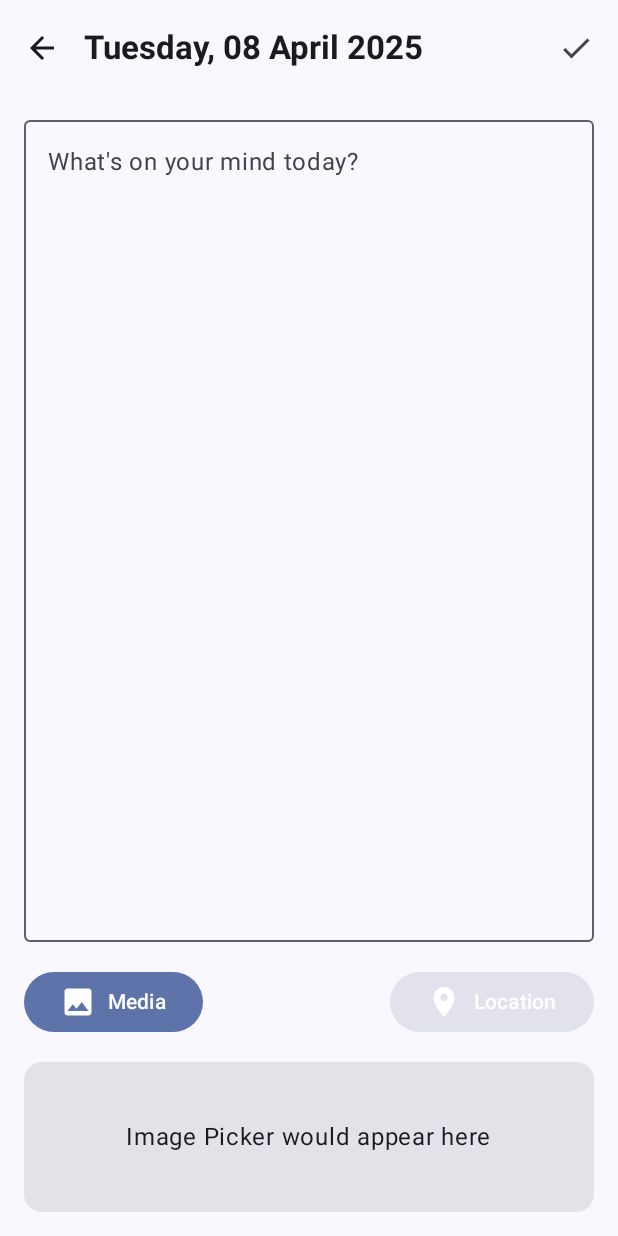
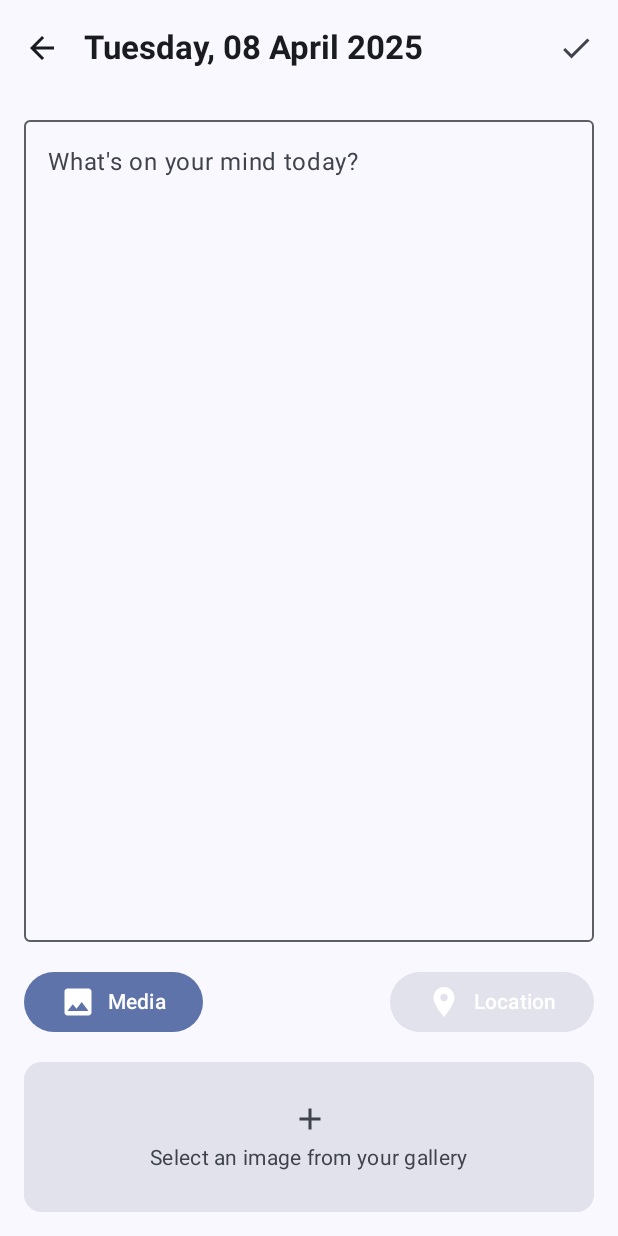
Before and after one commit to khalebandhyka/UAS_MAPK4, an Android app built with Jetpack Compose: the NewEntryScreen screen opened through its navigation route, after a tap on "Media", on a phone screen of 412 x 824 dp. Run offline under Robolectric (Android 15) with nearby library versions, the phone set to English and light mode, and no system bars.

Commit message:
UPDATE
update, build.gradle,EditScreen.kt,EntryDetailScreen.kt,ImagePicker.kt,JournalEntry.kt,JournalRepository.kt,MediaScreen.kt,NewEntryScreen.kt

```diff
--- a/app/build.gradle.kts
+++ b/app/build.gradle.kts
@@ -60,6 +60,9 @@ dependencies {
     implementation(platform(libs.compose.bom))
     implementation(libs.bundles.compose)
 
+    // Coil for image loading
+    implementation("io.coil-kt:coil-compose:2.4.0")
+
     // Testing
     testImplementation(libs.junit)
     androidTestImplementation(libs.androidx.test.ext)
--- /dev/null
+++ b/app/src/main/java/com/example/ujournal/ui/components/ImagePicker.kt
@@ -0,0 +1,97 @@
+package com.example.ujournal.ui.components
+
+import android.net.Uri
+import androidx.activity.compose.rememberLauncherForActivityResult
+import androidx.activity.result.contract.ActivityResultContracts
+import androidx.compose.foundation.Image
+import androidx.compose.foundation.background
+import androidx.compose.foundation.clickable
+import androidx.compose.foundation.layout.*
+import androidx.compose.foundation.shape.RoundedCornerShape
+import androidx.compose.material.icons.Icons
+import androidx.compose.material.icons.filled.Add
+import androidx.compose.material3.*
+import androidx.compose.runtime.*
+import androidx.compose.ui.Alignment
+import androidx.compose.ui.Modifier
+import androidx.compose.ui.draw.clip
+import androidx.compose.ui.layout.ContentScale
+import androidx.compose.ui.platform.LocalContext
+import androidx.compose.ui.unit.dp
+import coil.compose.rememberAsyncImagePainter
+import coil.request.ImageRequest
+
+@Composable
+fun ImagePicker(
+    imageUri: Uri?,
+    onImageSelected: (Uri) -> Unit
+) {
+    val context = LocalContext.current
+    val launcher = rememberLauncherForActivityResult(
+        contract = ActivityResultContracts.GetContent()
+    ) { uri: Uri? ->
+        uri?.let { onImageSelected(it) }
+    }
+
+    Card(
+        modifier = Modifier.fillMaxWidth()
+    ) {
+        if (imageUri != null) {
+            Box(
+                modifier = Modifier
+                    .fillMaxWidth()
+                    .height(200.dp)
+            ) {
+                Image(
+                    painter = rememberAsyncImagePainter(
+                        ImageRequest.Builder(context)
+                            .data(data = imageUri)
+                            .build()
+                    ),
+                    contentDescription = "Selected Image",
+                    modifier = Modifier.fillMaxSize(),
+                    contentScale = ContentScale.Crop
+                )
+
+                Button(
+                    onClick = { launcher.launch("image/*") },
+                    modifier = Modifier
+                        .align(Alignment.BottomEnd)
+                        .padding(8.dp),
+                    colors = ButtonDefaults.buttonColors(
+                        containerColor = MaterialTheme.colorScheme.primaryContainer
+                    )
+                ) {
+                    Text("Change")
+                }
+            }
+        } else {
+            Box(
+                modifier = Modifier
+                    .fillMaxWidth()
+                    .height(100.dp)
+                    .clip(RoundedCornerShape(4.dp))
+                    .background(MaterialTheme.colorScheme.surfaceVariant)
+                    .clickable { launcher.launch("image/*") },
+                contentAlignment = Alignment.Center
+            ) {
+                Column(
+                    horizontalAlignment = Alignment.CenterHorizontally,
+                    verticalArrangement = Arrangement.Center
+                ) {
+                    Icon(
+                        imageVector = Icons.Default.Add,
+                        contentDescription = "Add Image",
+                        tint = MaterialTheme.colorScheme.onSurfaceVariant
+                    )
+                    Spacer(modifier = Modifier.height(4.dp))
+                    Text(
+                        text = "Select an image from your gallery",
+                        style = MaterialTheme.typography.bodyMedium,
+                        color = MaterialTheme.colorScheme.onSurfaceVariant
+                    )
+                }
+            }
+        }
+    }
+}
--- a/app/src/main/java/com/example/ujournal/ui/screens/NewEntryScreen.kt
+++ b/app/src/main/java/com/example/ujournal/ui/screens/NewEntryScreen.kt
@@ -1,5 +1,6 @@
 package com.example.ujournal.ui.screens
 
+import android.net.Uri
 import androidx.compose.foundation.layout.*
 import androidx.compose.material.icons.Icons
 import androidx.compose.material.icons.filled.ArrowBack
@@ -13,6 +14,7 @@ import androidx.compose.ui.Modifier
 import androidx.compose.ui.unit.dp
 import androidx.navigation.NavController
 import com.example.ujournal.data.repository.JournalRepository
+import com.example.ujournal.ui.components.ImagePicker
 import java.text.SimpleDateFormat
 import java.util.*
 import androidx.compose.foundation.layout.statusBars
@@ -23,6 +25,7 @@ fun NewEntryScreen(navController: NavController) {
     var entryContent by remember { mutableStateOf("") }
     var showImagePicker by remember { mutableStateOf(false) }
     var showLocationPicker by remember { mutableStateOf(false) }
+    var selectedImageUri by remember { mutableStateOf<Uri?>(null) }
     val statusBarHeight = WindowInsets.statusBars.asPaddingValues().calculateTopPadding()
 
     val currentDate = remember { Calendar.getInstance().time }
@@ -46,9 +49,10 @@ fun NewEntryScreen(navController: NavController) {
                                 val newEntryId = JournalRepository.addEntry(
                                     content = entryContent,
                                     date = currentDate,
-                                    hasImage = showImagePicker,
+                                    hasImage = selectedImageUri != null,
                                     hasLocation = showLocationPicker,
-                                    locationName = if (showLocationPicker) "Selected Location" else ""
+                                    locationName = if (showLocationPicker) "Selected Location" else "",
+                                    imageUri = selectedImageUri
                                 )
                                 navController.popBackStack()
                             }
@@ -88,7 +92,7 @@ fun NewEntryScreen(navController: NavController) {
                 Button(
                     onClick = { showImagePicker = !showImagePicker },
                     colors = ButtonDefaults.buttonColors(
-                        containerColor = if (showImagePicker)
+                        containerColor = if (showImagePicker || selectedImageUri != null)
                             MaterialTheme.colorScheme.primaryContainer
                         else
                             MaterialTheme.colorScheme.surfaceVariant
@@ -114,31 +118,21 @@ fun NewEntryScreen(navController: NavController) {
                 }
             }
 
-            if (showImagePicker) {
+            if (showImagePicker || selectedImageUri != null) {
                 Spacer(modifier = Modifier.height(16.dp))
-                ImagePickerPlaceholder()
+                ImagePicker(
+                    imageUri = selectedImageUri,
+                    onImageSelected = { uri ->
+                        selectedImageUri = uri
+                        showImagePicker = true
+                    }
+                )
             }
 
             if (showLocationPicker) {
                 Spacer(modifier = Modifier.height(16.dp))
                 LocationPickerPlaceholder()
             }
-        }
-    }
-}
-
-@Composable
-fun ImagePickerPlaceholder() {
-    Card(
-        modifier = Modifier.fillMaxWidth()
-    ) {
-        Box(
-            modifier = Modifier
-                .fillMaxWidth()
-                .height(100.dp),
-            contentAlignment = Alignment.Center
-        ) {
-            Text("Image Picker would appear here")
         }
     }
 }
```
Also changed, not shown: app/src/main/java/com/example/ujournal/data/model/JournalEntry.kt (+5 -3 lines), app/src/main/java/com/example/ujournal/data/repository/JournalRepository.kt (+25 -64 lines), app/src/main/java/com/example/ujournal/ui/screens/EditEntryScreen.kt (+15 -6 lines), app/src/main/java/com/example/ujournal/ui/screens/EntryDetailScreen.kt (+28 -3 lines), app/src/main/java/com/example/ujournal/ui/screens/MediaScreen.kt (+22 -2 lines).
